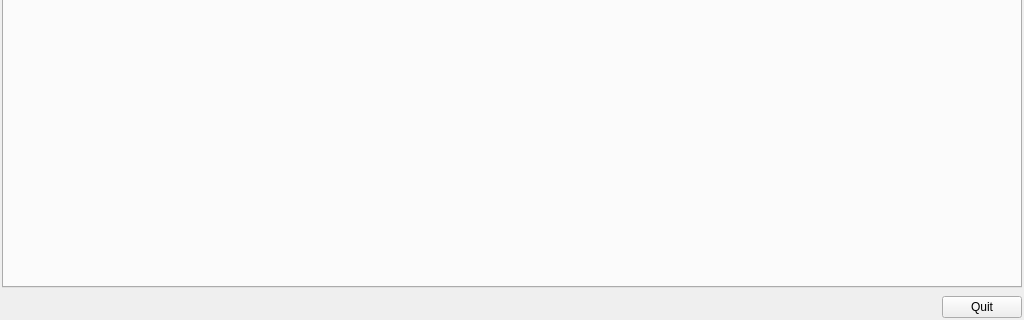
Above: qfmainform.ui from denisgottardello/QtComPort before the change; both pictures show x 0 to 1024 and y 448 to 768 of the 1024 by 768 pixel window. Below: the same form after it.
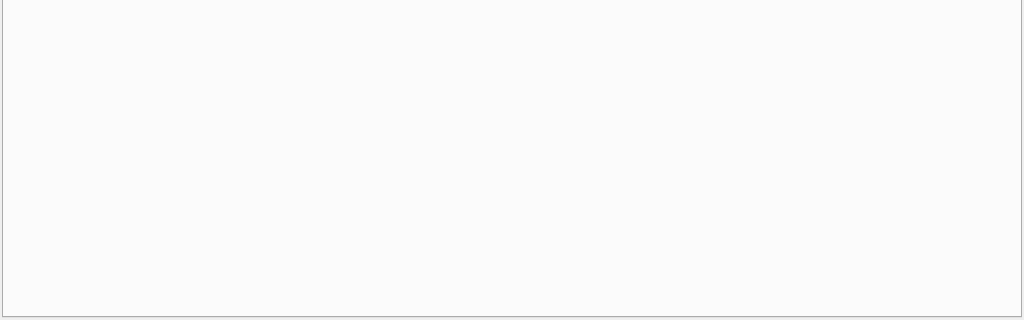
That is the form after the change. Icons and pictures are not drawn.

```diff
--- a/qfmainform.ui
+++ b/qfmainform.ui
@@ -125,48 +125,6 @@
       </layout>
      </widget>
     </item>
-    <item>
-     <widget class="QWidget" name="widget_7" native="true">
-      <layout class="QHBoxLayout" name="horizontalLayout_7">
-       <property name="leftMargin">
-        <number>1</number>
-       </property>
-       <property name="topMargin">
-        <number>1</number>
-       </property>
-       <property name="rightMargin">
-        <number>1</number>
-       </property>
-       <property name="bottomMargin">
-        <number>1</number>
-       </property>
-       <item>
-        <spacer name="horizontalSpacer">
-         <property name="orientation">
-          <enum>Qt::Horizontal</enum>
-         </property>
-         <property name="sizeHint" stdset="0">
-          <size>
-           <width>40</width>
-           <height>20</height>
-          </size>
-         </property>
-        </spacer>
-       </item>
-       <item>
-        <widget class="QPushButton" name="QPBQuit">
-         <property name="text">
-          <string>Quit</string>
-         </property>
-         <property name="icon">
-          <iconset resource="Resources.qrc">
-           <normaloff>:/Icons/Icons/close.png</normaloff>:/Icons/Icons/close.png</iconset>
-         </property>
-        </widget>
-       </item>
-      </layout>
-     </widget>
-    </item>
    </layout>
   </widget>
   <widget class="QMenuBar" name="menuBar">
```
